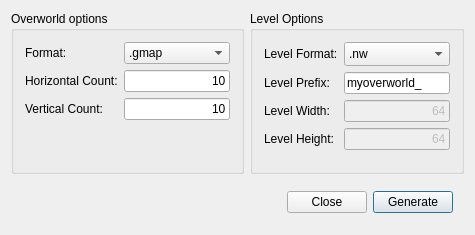
Above: NewOverworldDialog.ui from lukegrahamSydney/TilesEditor before the change. Below: the same form after it.
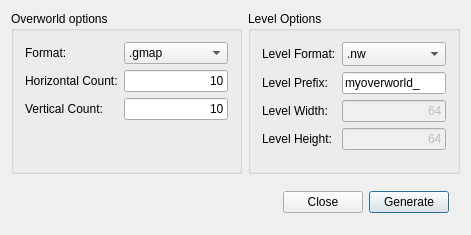
That is the form after the change.

```diff
--- a/NewOverworldDialog.ui
+++ b/NewOverworldDialog.ui
@@ -6,7 +6,7 @@
    <rect>
     <x>0</x>
     <y>0</y>
-    <width>475</width>
+    <width>471</width>
     <height>235</height>
    </rect>
   </property>
```
